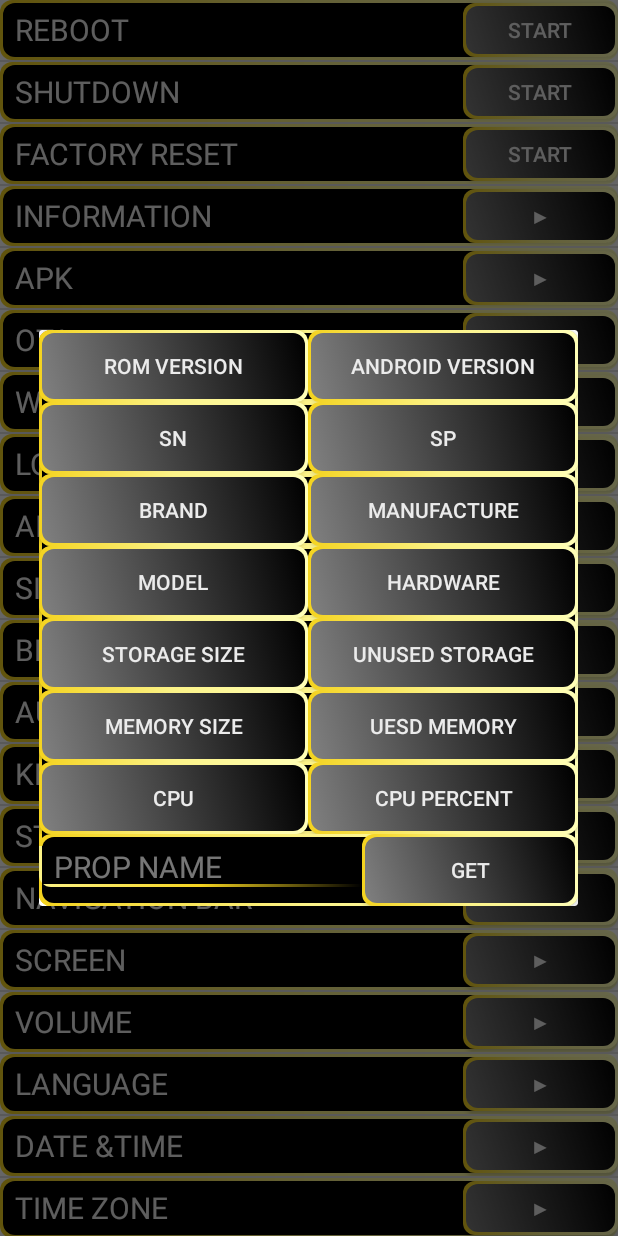
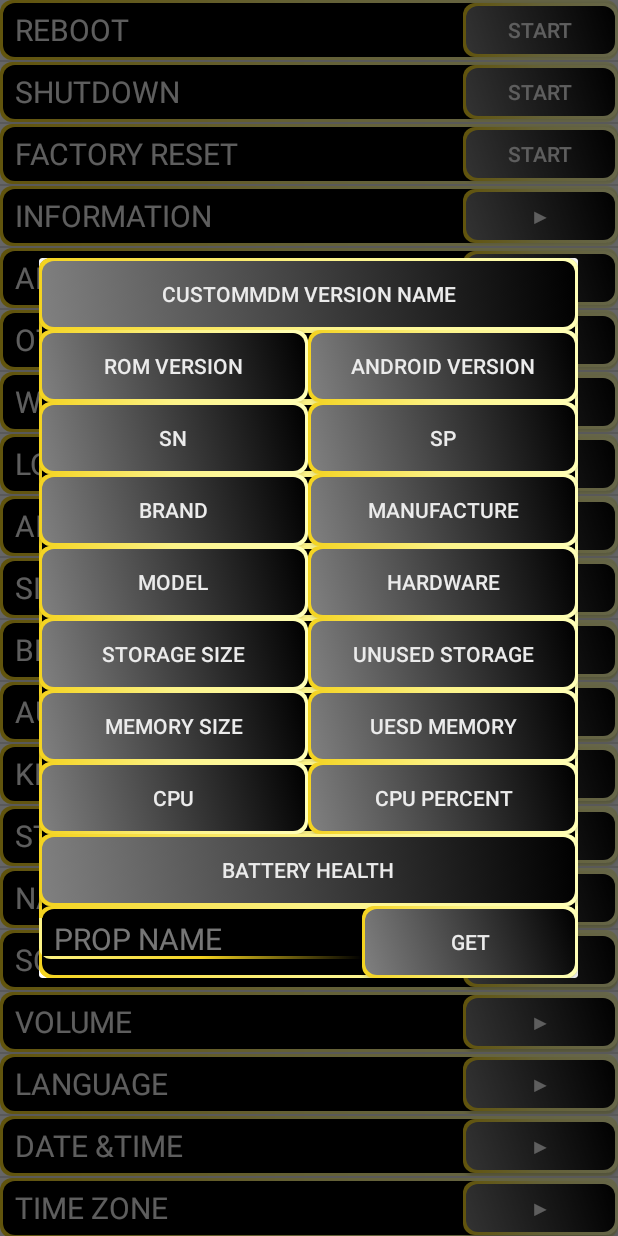
Before and after one commit to Xzt2030/custommdm_demo, an Android app: the screen it shows after launch (MainActivity), after a tap on an icon or button, on a phone screen of 412 x 824 dp. Run offline under Robolectric (Android 15) with nearby library versions, the phone set to English and light mode, and no system bars; 1 other tap on this screen came first.

Commit message:
[zhentao.xu][ALL]Update CustomMDM to V1.5.7

```diff
--- a/app/build.gradle
+++ b/app/build.gradle
@@ -33,7 +33,7 @@ dependencies {
     implementation 'androidx.appcompat:appcompat:1.4.1'
     implementation 'com.google.android.material:material:1.5.0'
     implementation 'androidx.constraintlayout:constraintlayout:2.1.3'
-    implementation files('libs\\libCustomAPI-1.5.6.jar')
+    implementation files('libs\\libCustomAPI-1.5.7.jar')
     testImplementation 'junit:junit:4.13.2'
     androidTestImplementation 'androidx.test.ext:junit:1.1.3'
     androidTestImplementation 'androidx.test.espresso:espresso-core:3.4.0'
--- a/app/src/main/java/com/tool/mdm/custom/dialogs/InfoDialog.java
+++ b/app/src/main/java/com/tool/mdm/custom/dialogs/InfoDialog.java
@@ -16,6 +16,9 @@ public class InfoDialog extends AbsBaseDialog {
     @Override
     void buttonClickAction(int id) {
         switch (id) {
+            case R.id.btn_get_version_name:
+                Toast.makeText(mContext, CustomAPI.getMdmVersionName(), Toast.LENGTH_SHORT).show();
+                break;
             case R.id.btn_get_rom:
                 Toast.makeText(mContext, CustomAPI.getRomVersion(), Toast.LENGTH_SHORT).show();
                 break;
@@ -58,6 +61,9 @@ public class InfoDialog extends AbsBaseDialog {
             case R.id.btn_get_cpu_percent:
                 Toast.makeText(mContext, CustomAPI.getCpuPercent(), Toast.LENGTH_SHORT).show();
                 break;
+            case R.id.btn_get_battery_health:
+                Toast.makeText(mContext, "" + CustomAPI.getBatteryHealth(), Toast.LENGTH_SHORT).show();
+                break;
             case R.id.btn_get_prop:
                 String propName = getEditTest(R.id.et_get_prop);
                 Toast.makeText(mContext, CustomAPI.getSystemProperty(propName), Toast.LENGTH_SHORT).show();
--- a/app/src/main/res/layout/info_dialog_view.xml
+++ b/app/src/main/res/layout/info_dialog_view.xml
@@ -13,6 +13,19 @@
             android:layout_height="wrap_content"
             android:orientation="vertical"
             >
+            <LinearLayout
+                android:layout_width="match_parent"
+                android:layout_height="wrap_content"
+                android:orientation="horizontal"
+                >
+                <Button
+                    android:layout_width="0dp"
+                    android:layout_height="wrap_content"
+                    android:layout_weight="1"
+                    android:id="@+id/btn_get_version_name"
+                    android:text="CustomMDM VERSION NAME"
+                    />
+            </LinearLayout>
             <LinearLayout
                 android:layout_width="match_parent"
                 android:layout_height="wrap_content"
@@ -158,6 +171,19 @@
                 android:layout_height="wrap_content"
                 android:orientation="horizontal"
                 >
+                <Button
+                    android:layout_width="0dp"
+                    android:layout_height="wrap_content"
+                    android:layout_weight="1"
+                    android:id="@+id/btn_get_battery_health"
+                    android:text="BATTERY HEALTH"
+                    />
+            </LinearLayout>
+            <LinearLayout
+                android:layout_width="match_parent"
+                android:layout_height="wrap_content"
+                android:orientation="horizontal"
+                >
                 <EditText
                     android:layout_width="0dp"
                     android:layout_height="wrap_content"
```
Also changed, not shown: app/libs/libCustomAPI-1.5.7.jar (added).
